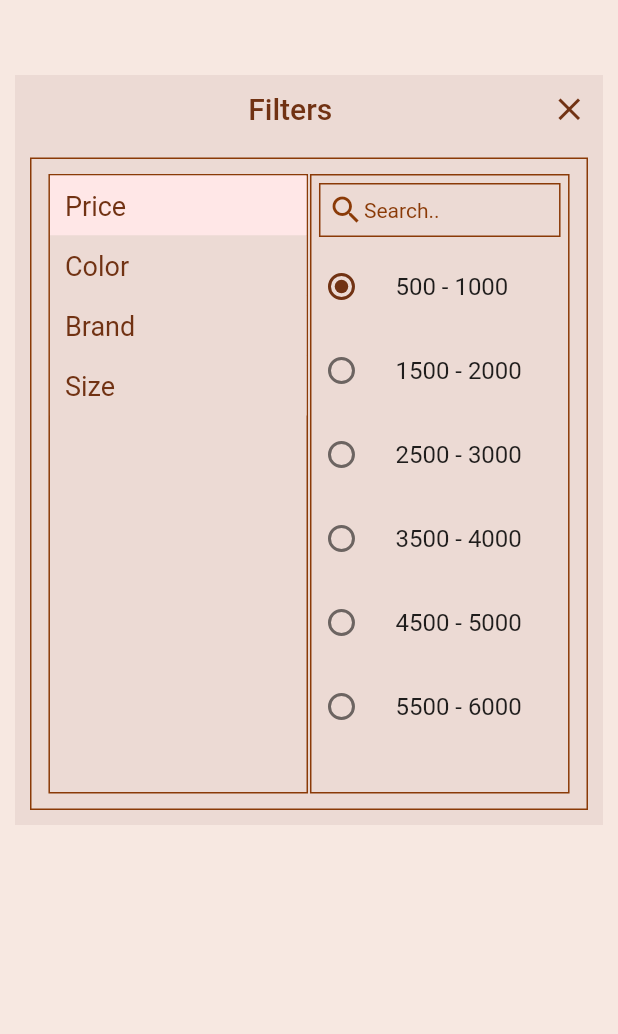
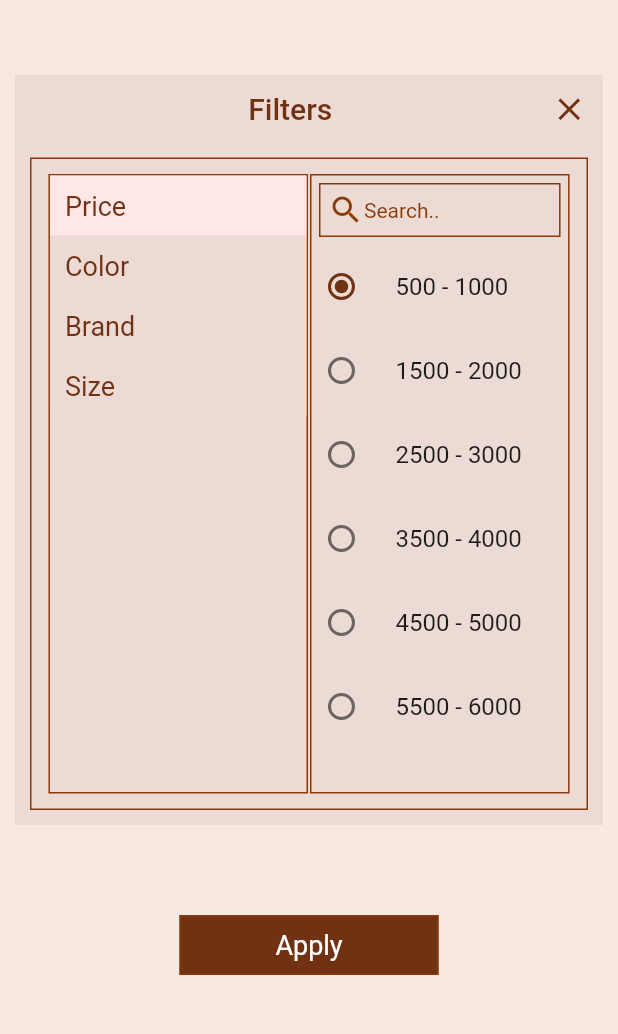
Before and after one commit to amaugarci/sololuxuryflutter, a Flutter app: the ListFilterPage screen opened by its route, on a phone screen of 412 x 824 dp, the part 165-1199 px from its top. Run offline on Flutter 3.47's test engine with Material 2 defaults, Android fonts, the phone set to English and light mode, and no system bars; our stand-ins replace awesome_dialog, cached_network_image, connectivity_plus, datetime_picker_formfield, dio, flutter_html and 6 more; missing offline and left inert: connectivity_plus_web, dio_http_cache, wakelock_web; accounts and stored records are empty; network calls fail; project files that could hold a hidden picture were left out.

Commit message:
14804_commit

```diff
--- a/lib/app/screens/filter/list_filter.dart
+++ b/lib/app/screens/filter/list_filter.dart
@@ -207,7 +207,14 @@ class ListFilterPage extends GetView<FilterController> {
                     ),
                   ],
                 )),
-            SizedBox(height: 100)
+            SizedBox(height: 50),
+            Container(
+              height: 40,
+                decoration: BoxDecoration(
+                    color: appColor,
+                    border: Border.all(width: 1, color: brownColor)),
+                width: Get.width * .42,
+                child: Center(child: Text('Apply', style: TextStyle(color: Colors.white, fontSize: 18),))),
           ]),
         ))));
   }
--- a/lib/app/screens/splash/splash_controller.dart
+++ b/lib/app/screens/splash/splash_controller.dart
@@ -14,7 +14,7 @@ class SplashController extends GetxController {
 
   _navigate() async {
     await Future.delayed(const Duration(seconds: 2), () async  {
-      Get.offAllNamed(RoutesConstants.filterScreen);
+      Get.offAllNamed(RoutesConstants.loginScreen);
     });
   }
 }
```
Also changed, not shown: 1 other file.
